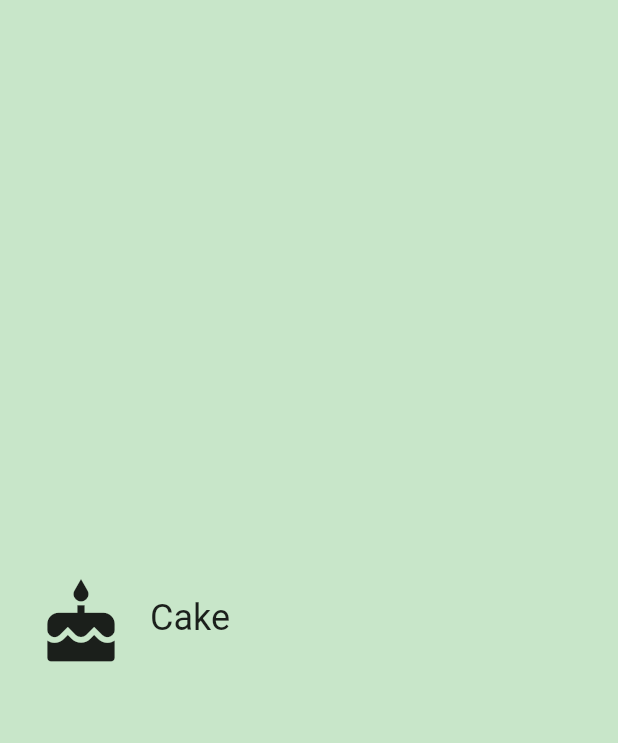
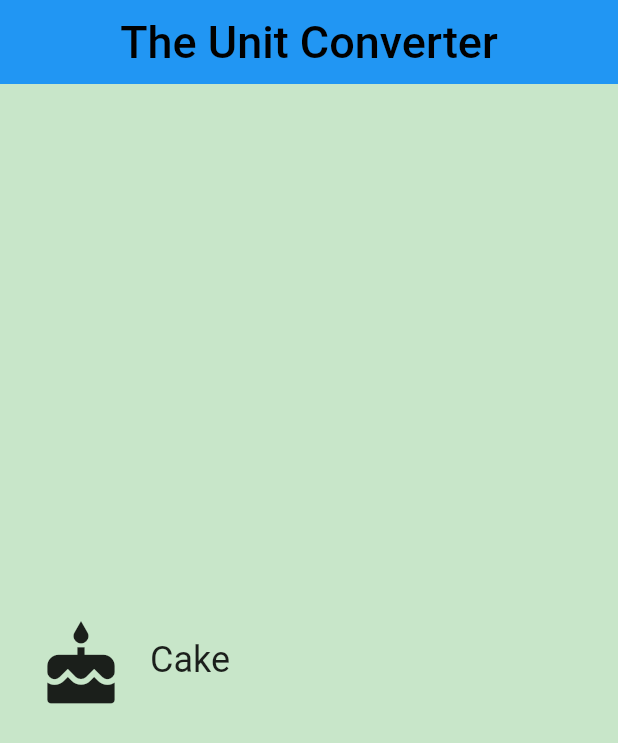
Before and after one commit to frizio/demo_unit_converter, a Flutter app: the screen it shows after launch, on a phone screen of 412 x 824 dp. Shown: the top 743 px of the screen. Run offline on Flutter 3.47's test engine with Material 2 defaults, Android fonts, the phone set to English and light mode, and no system bars.

Commit message:
02bis - Add appBar in main

```diff
--- a/lib/main.dart
+++ b/lib/main.dart
@@ -17,6 +17,16 @@ class UnitConverterApp extends StatelessWidget {
       title: 'Unit Converter',
       home: Scaffold(
         backgroundColor: Colors.green[100],
+        appBar: AppBar(
+            elevation: 0.0,
+            title: Text(
+              'The Unit Converter',
+              style: TextStyle(
+                color: Colors.black,
+                fontSize: 30.0,
+              ),
+            ),
+            centerTitle: true),
         body: Center(
           child: Category(
             name: _categoryName,
```
